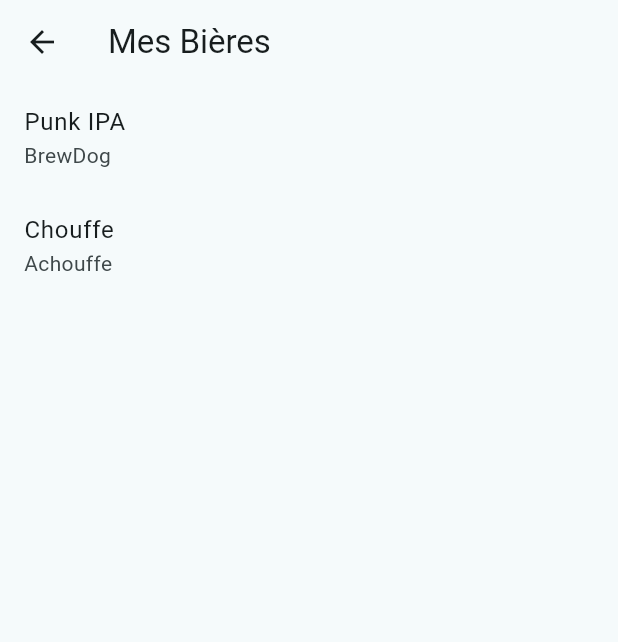
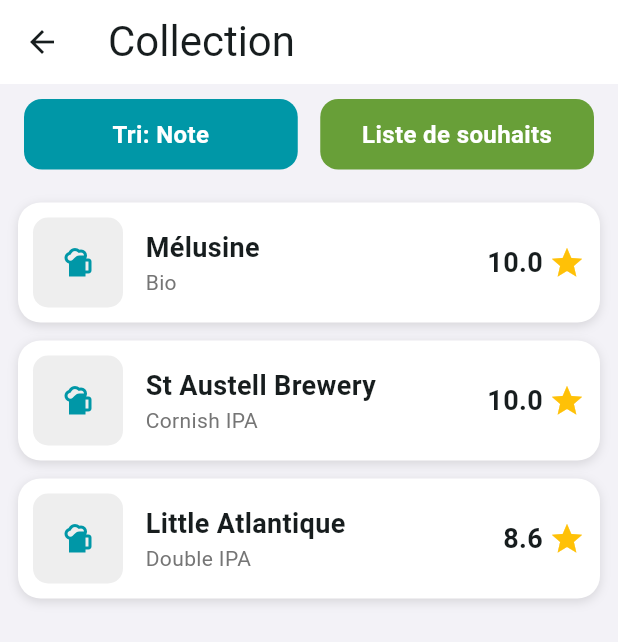
Before and after one commit to fabien-d-dev/beernotebook-frontend, a Flutter app: the BeerView screen opened directly, on a phone screen of 412 x 824 dp. Shown: the top 642 px of the screen. Run offline on Flutter 3.47's test engine with Material 3 defaults, Android fonts, the light colour scheme and no system bars; Roboto replaces fonts that are missing (Bauhaus).

Commit message:
style(beer): setting up the visual

```diff
--- a/lib/features/beer/beer_model.dart
+++ b/lib/features/beer/beer_model.dart
@@ -2,14 +2,14 @@
   final String id;
   final String name;
   final String brewery;
-  final double abv;
+  final String type;
   final double rating;
 
   Beer({
     required this.id,
     required this.name,
     required this.brewery,
-    required this.abv,
+    this.type = "Générique",
     required this.rating,
   });
 }
--- a/lib/features/beer/beer_view.dart
+++ b/lib/features/beer/beer_view.dart
@@ -10,13 +10,141 @@
     final beerVM = context.watch<BeerViewModel>();
 
     return Scaffold(
-      appBar: AppBar(title: const Text("Mes Bières")),
-      body: ListView.builder(
-        itemCount: beerVM.beers.length,
-        itemBuilder: (context, index) {
-          final beer = beerVM.beers[index];
-          return ListTile(title: Text(beer.name), subtitle: Text(beer.brewery));
-        },
+      backgroundColor: const Color(
+        0xFFF3F2F7,
+      ), // Very light grey background as in the image
+      appBar: AppBar(
+        title: const Text(
+          "Collection",
+          style: TextStyle(fontFamily: 'Bauhaus', fontSize: 28),
+        ),
+        backgroundColor: const Color.fromARGB(255, 255, 255, 255),
+        elevation: 0,
+      ),
+      body: Column(
+        children: [
+          // Top button bar
+          Padding(
+            padding: const EdgeInsets.symmetric(horizontal: 16, vertical: 10),
+            child: Row(
+              children: [
+                Expanded(
+                  child: _buildHeaderButton(
+                    "Tri: Note",
+                    const Color(0xFF0097A7),
+                  ),
+                ),
+                const SizedBox(width: 15),
+                Expanded(
+                  child: _buildHeaderButton(
+                    "Liste de souhaits",
+                    const Color(0xFF689F38),
+                  ),
+                ),
+              ],
+            ),
+          ),
+
+          // Beer list
+          Expanded(
+            child: ListView.builder(
+              padding: const EdgeInsets.all(12),
+              itemCount: beerVM.beers.length,
+              itemBuilder: (context, index) {
+                final beer = beerVM.beers[index];
+                return _buildBeerCard(beer);
+              },
+            ),
+          ),
+        ],
+      ),
+    );
+  }
+
+  // Widget for the top buttons
+  Widget _buildHeaderButton(String label, Color color) {
+    return Container(
+      padding: const EdgeInsets.symmetric(vertical: 12),
+      decoration: BoxDecoration(
+        color: color,
+        borderRadius: BorderRadius.circular(12),
+      ),
+      child: Text(
+        label,
+        textAlign: TextAlign.center,
+        style: const TextStyle(
+          color: Colors.white,
+          fontWeight: FontWeight.bold,
+          fontSize: 16,
+        ),
+      ),
+    );
+  }
+
+  // Widget for each beer line
+  Widget _buildBeerCard(beer) {
+    return Container(
+      margin: const EdgeInsets.only(bottom: 12),
+      padding: const EdgeInsets.all(10),
+      decoration: BoxDecoration(
+        color: Colors.white,
+        borderRadius: BorderRadius.circular(15),
+        boxShadow: [
+          BoxShadow(
+            color: const Color.fromARGB(30, 0, 0, 0).withValues(),
+            blurRadius: 5,
+            offset: const Offset(0, 2),
+          ),
+        ],
+      ),
+      child: Row(
+        children: [
+          // Image of the beer (Placeholder here)
+          Container(
+            width: 60,
+            height: 60,
+            decoration: BoxDecoration(
+              color: Colors.grey[200],
+              borderRadius: BorderRadius.circular(10),
+            ),
+            child: const Icon(Icons.sports_bar, color: Color(0xFF0097A7)),
+          ),
+          const SizedBox(width: 15),
+          // Text information
+          Expanded(
+            child: Column(
+              crossAxisAlignment: CrossAxisAlignment.start,
+              children: [
+                Text(
+                  beer.name,
+                  style: const TextStyle(
+                    fontWeight: FontWeight.bold,
+                    fontSize: 18,
+                  ),
+                ),
+                Text(
+                  beer.type ??
+                      "Style inconnu",
+                  style: TextStyle(color: Colors.grey[600], fontSize: 14),
+                ),
+              ],
+            ),
+          ),
+          // Rating and Star
+          Row(
+            children: [
+              Text(
+                beer.rating.toString(),
+                style: const TextStyle(
+                  fontWeight: FontWeight.bold,
+                  fontSize: 18,
+                ),
+              ),
+              const SizedBox(width: 4),
+              const Icon(Icons.star, color: Colors.amber, size: 24),
+            ],
+          ),
+        ],
       ),
     );
   }
--- a/lib/features/beer/beer_view_model.dart
+++ b/lib/features/beer/beer_view_model.dart
@@ -2,22 +2,29 @@
 import 'beer_model.dart';
 
 class BeerViewModel extends ChangeNotifier {
-  // Private list to encapsulate the data (waiting for API connection)
   final List<Beer> _beers = [
-    Beer(id: '1', name: 'Punk IPA', brewery: 'BrewDog', abv: 5.4, rating: 4.5),
-    Beer(id: '2', name: 'Chouffe', brewery: 'Achouffe', abv: 8.0, rating: 4.8),
+    Beer(
+      id: '1',
+      name: 'Mélusine',
+      brewery: 'Brasserie Mélusine',
+      type: 'Bio',
+      rating: 10.0,
+    ),
+    Beer(
+      id: '2',
+      name: 'St Austell Brewery',
+      brewery: 'Proper Job',
+      type: 'Cornish IPA',
+      rating: 10.0,
+    ),
+    Beer(
+      id: '3',
+      name: 'Little Atlantique',
+      brewery: 'L.A.B',
+      type: 'Double IPA',
+      rating: 8.6,
+    ),
   ];
 
-  // Getter to read the beers without modifying the original list
   List<Beer> get beers => _beers;
-
-  void addBeer(Beer beer) {
-    _beers.add(beer);
-    notifyListeners(); // This is what tells the UI to update
-  }
-
-  void removeBeer(String id) {
-    _beers.removeWhere((b) => b.id == id);
-    notifyListeners();
-  }
 }
```
